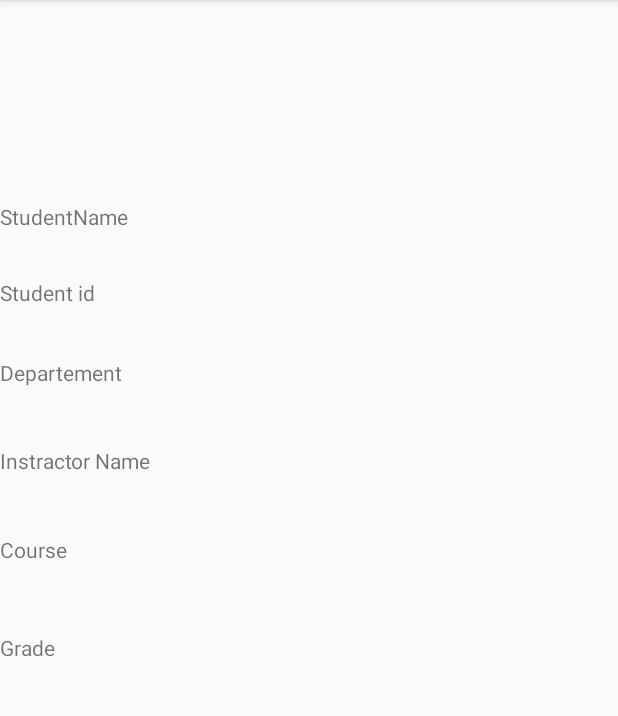
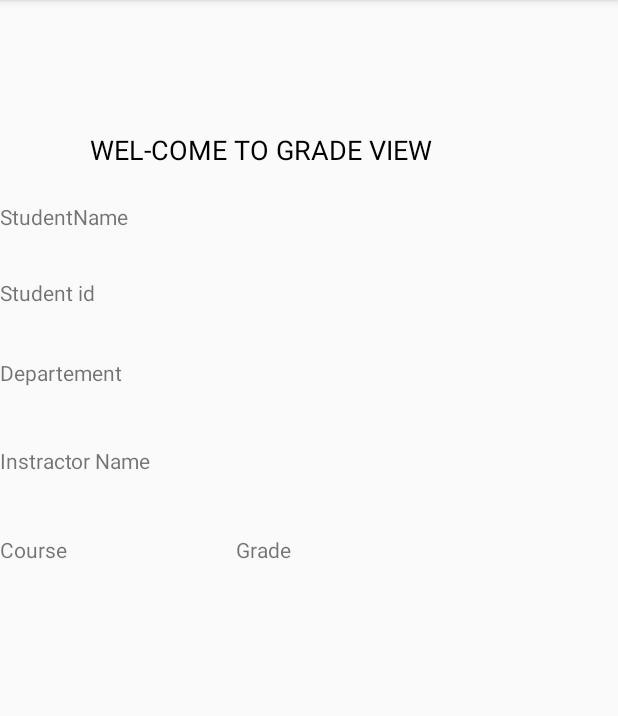
Before and after one commit to menasehk13/HighTechStudents, an Android app: the screen it shows after launch once a user with an empty profile is signed in (MainActivity), in the side drawer, after a tap on "Grade", on a phone screen of 412 x 824 dp, the part 84-800 px from its top. Run offline under Robolectric (Android 15) with nearby library versions, the phone set to English and light mode, and no system bars; our stand-ins replace Firebase (no records; nobody signed in at launch, a user with empty details on screens opened directly).

Commit message:
check the layout for grade

```diff
--- a/app/src/main/java/com/example/hightechstudents/CourseFragment.java
+++ b/app/src/main/java/com/example/hightechstudents/CourseFragment.java
@@ -15,8 +15,6 @@ import com.google.firebase.database.DatabaseError;
 import com.google.firebase.database.DatabaseReference;
 import com.google.firebase.database.FirebaseDatabase;
 import com.google.firebase.database.ValueEventListener;
-
-import java.time.Year;
 
 
 public class CourseFragment extends Fragment {
@@ -41,7 +39,7 @@ Button btn;
         //textview=view.findbyid()
         a = view.findViewById(R.id.textView6);
         b = view.findViewById(R.id.textView7);
-        c= view.findViewById(R.id.textView8);
+        c= view.findViewById(R.id.viewofhedline);
         btn = view.findViewById(R.id.buttondis);
 
         btn.setOnClickListener(new View.OnClickListener() {
--- a/app/src/main/res/layout/fragment_grade.xml
+++ b/app/src/main/res/layout/fragment_grade.xml
@@ -59,8 +59,8 @@
 
     <TextView
         android:id="@+id/courseviewforgrad"
-        android:layout_width="260dp"
-        android:layout_height="57dp"
+        android:layout_width="146dp"
+        android:layout_height="45dp"
         android:text="@string/courseview_for_gradeview"
         app:layout_constraintBottom_toBottomOf="parent"
         app:layout_constraintEnd_toEndOf="parent"
@@ -71,14 +71,29 @@
 
     <TextView
         android:id="@+id/gradeviewforstudent"
-        android:layout_width="260dp"
-        android:layout_height="58dp"
+        android:layout_width="96dp"
+        android:layout_height="42dp"
         android:text="@string/gradeview_forstudent"
         app:layout_constraintBottom_toBottomOf="parent"
         app:layout_constraintEnd_toEndOf="parent"
-        app:layout_constraintHorizontal_bias="0.0"
+        app:layout_constraintHorizontal_bias="0.498"
         app:layout_constraintStart_toStartOf="parent"
-        app:layout_constraintTop_toBottomOf="@+id/courseviewforgrad"
-        app:layout_constraintVertical_bias="0.036" />
+        app:layout_constraintTop_toBottomOf="@+id/insnameforgradeview"
+        app:layout_constraintVertical_bias="0.04" />
+
+    <TextView
+        android:id="@+id/viewofhedline"
+        android:layout_width="231dp"
+        android:layout_height="35dp"
+        android:text="@string/headlinView"
+
+        android:textColor="@color/design_default_color_on_secondary"
+        android:textSize="18sp"
+        app:layout_constraintBottom_toTopOf="@+id/textView3"
+        app:layout_constraintEnd_toEndOf="parent"
+        app:layout_constraintHorizontal_bias="0.331"
+        app:layout_constraintStart_toStartOf="parent"
+        app:layout_constraintTop_toTopOf="parent"
+        app:layout_constraintVertical_bias="0.39" />
 
 </androidx.constraintlayout.widget.ConstraintLayout>
--- a/app/src/main/res/values/strings.xml
+++ b/app/src/main/res/values/strings.xml
@@ -22,6 +22,7 @@
     <string name="studentidfor_grade_view">Student id</string>
     <string name="departementforgrade">Departement</string>
     <string name="instractor_name_for_grade_view">Instractor Name</string>
+    <string name="headlinView">WEL-COME TO GRADE VIEW</string>
     <string name="courseview_for_gradeview">Course</string>
     <string name="gradeview_forstudent">Grade</string>
     <string-array name="dep">
```
